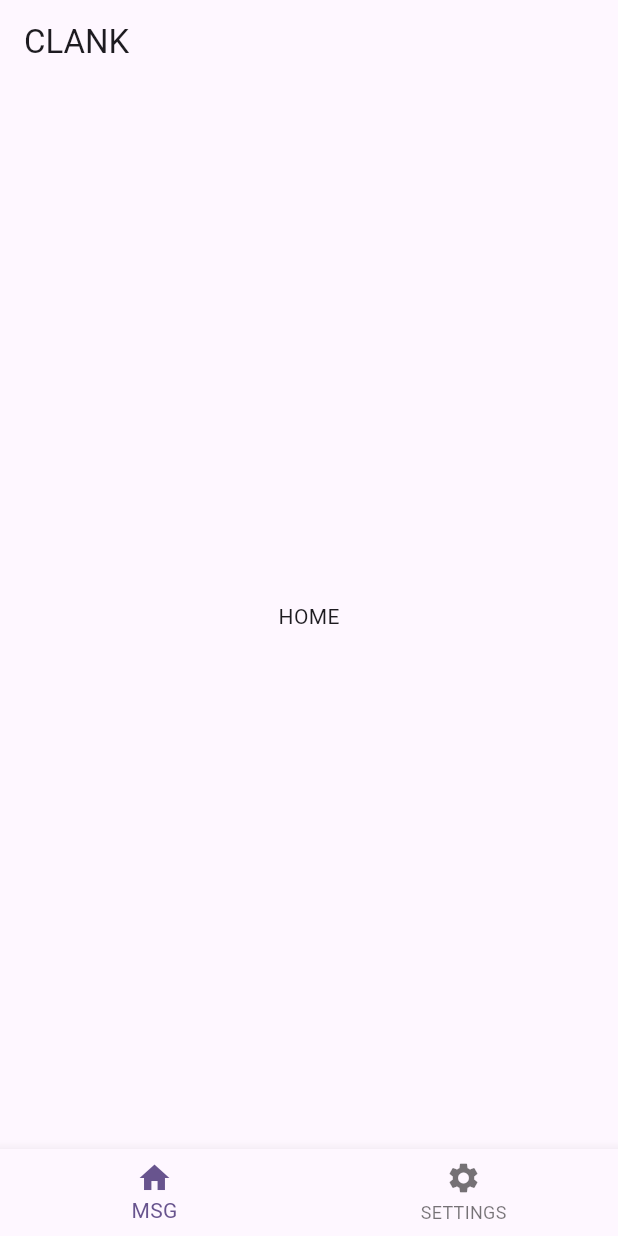
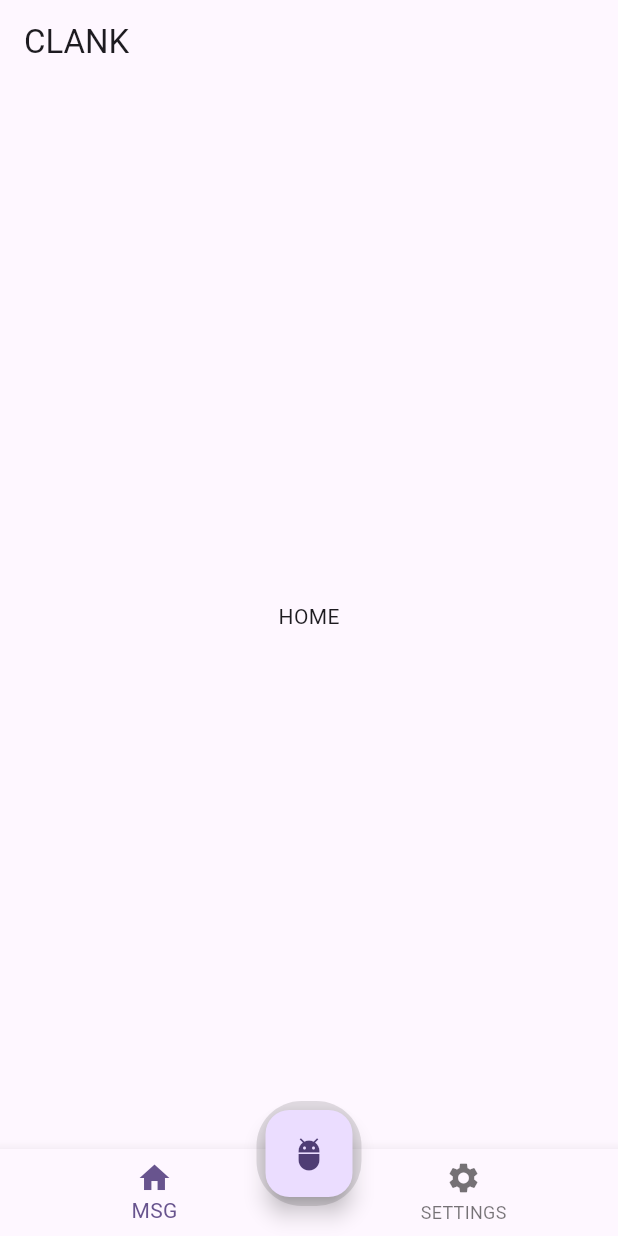
Before and after one commit to lpxxn/yoyo, a Flutter app: the screen it shows after launch, on a phone screen of 412 x 824 dp. Run offline on Flutter 3.47's test engine with Material 3 defaults, Android fonts, the light colour scheme and no system bars; our stand-ins replace get.

Commit message:
feat: pages

```diff
--- a/clank/lib/pages/tab.dart
+++ b/clank/lib/pages/tab.dart
@@ -11,10 +11,8 @@ class Tab extends StatefulWidget {
 
 class _TabState extends State<Tab> {
   int _currentIdx = 0;
-  List<Widget> _pages = [
-    HomePage(),
-    SettingPage()
-  ];
+  List<Widget> _pages = [HomePage(), SettingPage()];
+
   @override
   Widget build(BuildContext context) {
     return Scaffold(
@@ -31,9 +29,28 @@ class _TabState extends State<Tab> {
         },
         items: const [
           BottomNavigationBarItem(icon: Icon(Icons.home), label: "MSG"),
+          // BottomNavigationBarItem(
+          //     icon: Icon(Icons.cell_wifi_outlined), label: "WOL"),
           BottomNavigationBarItem(icon: Icon(Icons.settings), label: "SETTINGS")
         ],
       ),
+      floatingActionButton: Container(
+        height: 70,
+        width: 70,
+        padding: const EdgeInsets.all(6),
+        margin: EdgeInsets.only(top: 6),
+        decoration: BoxDecoration(
+          color: Colors.black12,
+          borderRadius: BorderRadius.circular(30),
+        ),
+        child: FloatingActionButton(
+          child: const Icon(Icons.adb),
+          onPressed: () {
+            print("WOL");
+          },
+        ),
+      ),
+      floatingActionButtonLocation: FloatingActionButtonLocation.centerDocked,
     );
   }
 }
```
